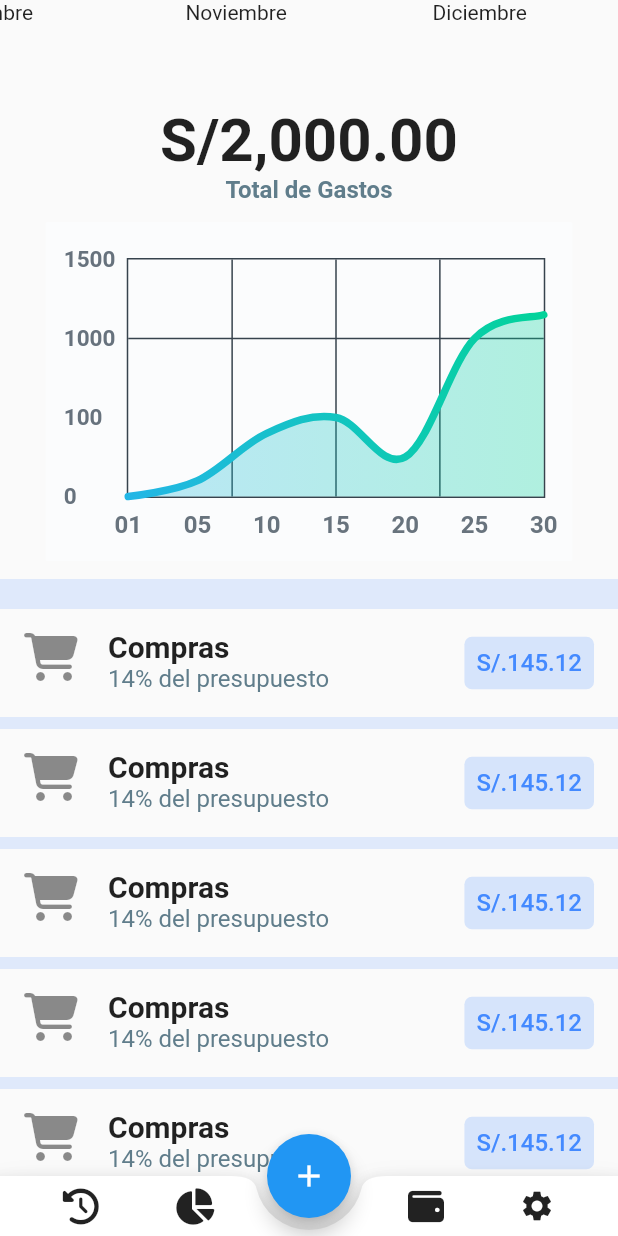
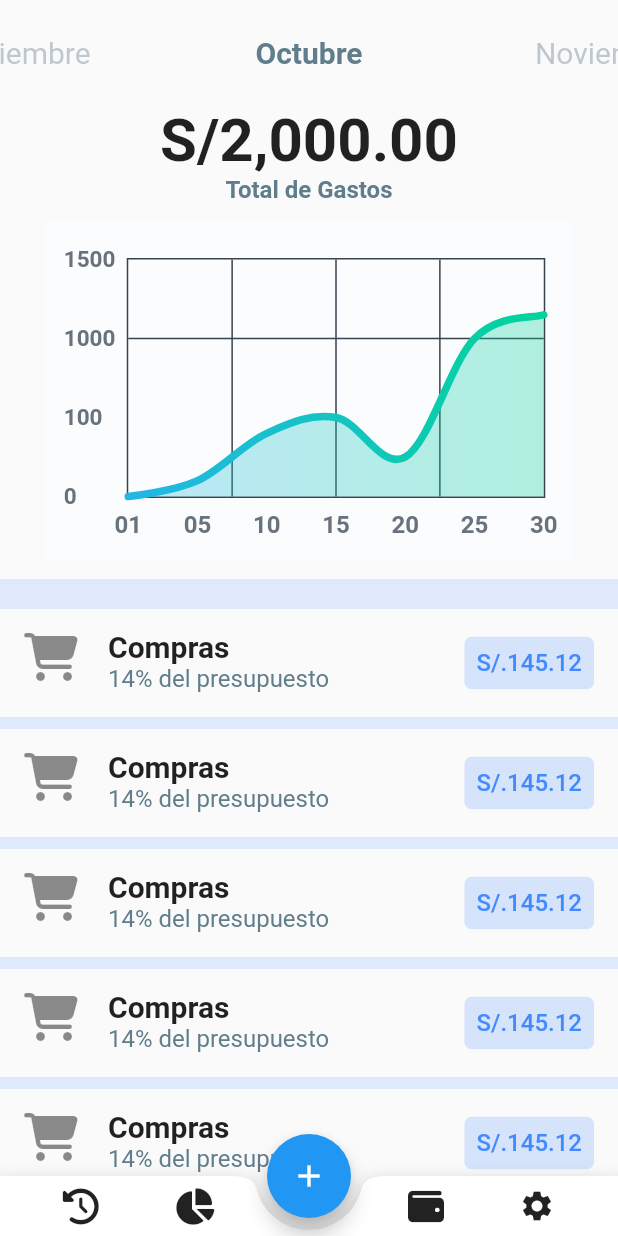
Before and after one commit to PieroAlvaradoP/Gasto_wallet, a Flutter app: the screen it shows after launch, on a phone screen of 412 x 824 dp. Run offline on Flutter 3.47's test engine with Material 2 defaults, Android fonts, the phone set to English and light mode, and no system bars; drawn by our look-alikes of fl_chart; our stand-ins replace font_awesome_flutter.

Commit message:
Titles fixed

```diff
--- a/lib/main.dart
+++ b/lib/main.dart
@@ -135,18 +135,19 @@ class _HomePageState extends State<HomePage> {
           });
         },
         controller:_controller,
-        children: const <Widget>[
-          Text('Enero'),
-          Text('Febrero'),
-          Text('Marzo'),
-          Text('Abril'),
-          Text('Mayo'),
-          Text('Junio'),
-          Text('Julio'),
-          Text('Agosto'),
-          Text('Setiembre'),
-          Text('Noviembre'),
-          Text('Diciembre')
+        children: <Widget>[
+          _pageItem("Enero", 0),
+          _pageItem("Febrero", 1),
+          _pageItem("Marzo", 2),
+          _pageItem("Abril", 3),
+          _pageItem("Mayo", 4),
+          _pageItem("Junio", 5),
+          _pageItem("Julio", 6),
+          _pageItem("Agosto", 7),
+          _pageItem("Septiembre", 8),
+          _pageItem("Octubre", 9),
+          _pageItem("Noviembre", 10),
+          _pageItem("Diciembre", 11),
         ],
       ),
     );
```
